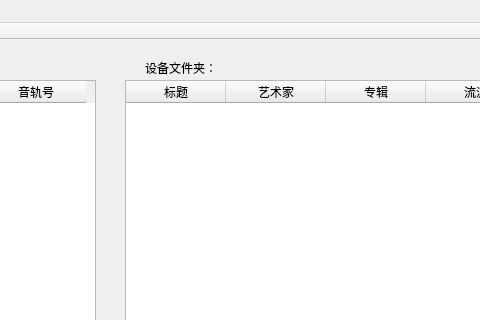
This is MusicSyncTool.ui in FunnyAWM/MusicSyncTool as Qt 5 draws it before an edit; both pictures show x 535 to 1015 and y 0 to 320 of the 1290 by 841 pixel window. The edited form follows.
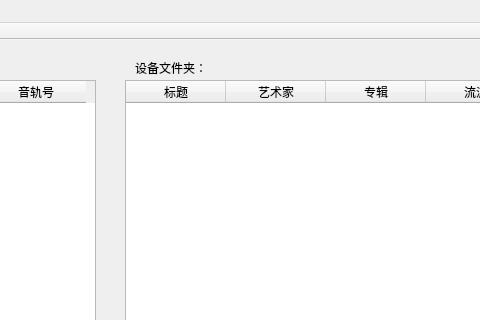
This is the edited form.

```diff
--- a/MusicSyncTool.ui
+++ b/MusicSyncTool.ui
@@ -110,7 +110,7 @@
    <widget class="QLabel" name="label_2">
     <property name="geometry">
      <rect>
-      <x>680</x>
+      <x>670</x>
       <y>20</y>
       <width>201</width>
       <height>16</height>
```
